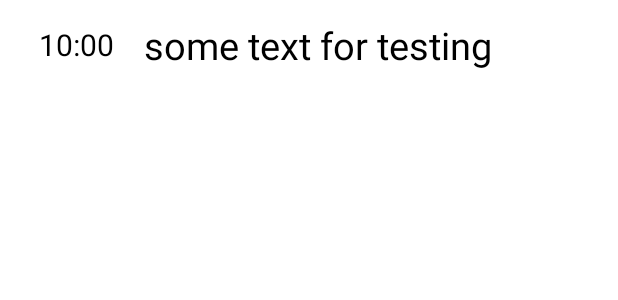
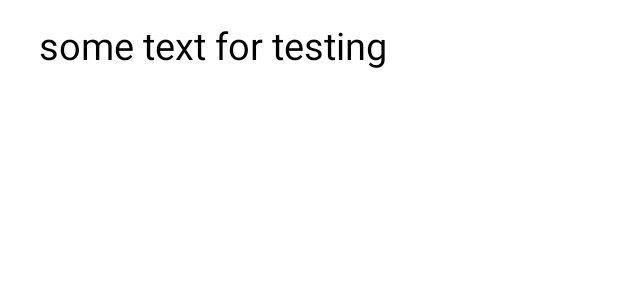
Before and after one commit to CreatFun/LifeRun, an Android app: the layout item_event.xml on its own in the app's theme, with its tools: preview values and no code run, on a phone screen of 412 x 824 dp. Shown: the top 300 px of the screen. Run offline under Robolectric (Android 15) with nearby library versions, the phone set to English and light mode, and no system bars.

Commit message:
removed time from event item

```diff
--- a/app/src/main/java/com/example/liferun/EventAdapter.java
+++ b/app/src/main/java/com/example/liferun/EventAdapter.java
@@ -100,7 +100,6 @@ public class EventAdapter extends RecyclerView.Adapter<EventAdapter.EventViewHol
 
         public EventViewHolder(@NonNull View itemView) {
             super(itemView);
-            eventTime = itemView.findViewById(R.id.event_time);
             eventName = itemView.findViewById(R.id.event_name);
 
             itemView.setOnClickListener(new View.OnClickListener() {
@@ -115,8 +114,6 @@ public class EventAdapter extends RecyclerView.Adapter<EventAdapter.EventViewHol
             this.event = event;
 
             eventName.setText(event.eventName);
-            //TODO: set event time
-            eventTime.setText("00:00");
         }
     }
 }
--- a/app/src/main/res/layout/item_event.xml
+++ b/app/src/main/res/layout/item_event.xml
@@ -8,17 +8,7 @@
     android:paddingRight="16dp"
     android:gravity="center">
 
-    <TextView
-        android:id="@+id/event_time"
-        android:textColor="@color/black"
-        android:textSize="20sp"
-        android:layout_width="wrap_content"
-        android:layout_height="wrap_content"
-        tools:text="10:00"
-        android:gravity="center|start"
-        android:paddingStart="10sp"
-        android:paddingEnd="10sp"
-        />
+
 
     <TextView
         android:id="@+id/event_name"
```
